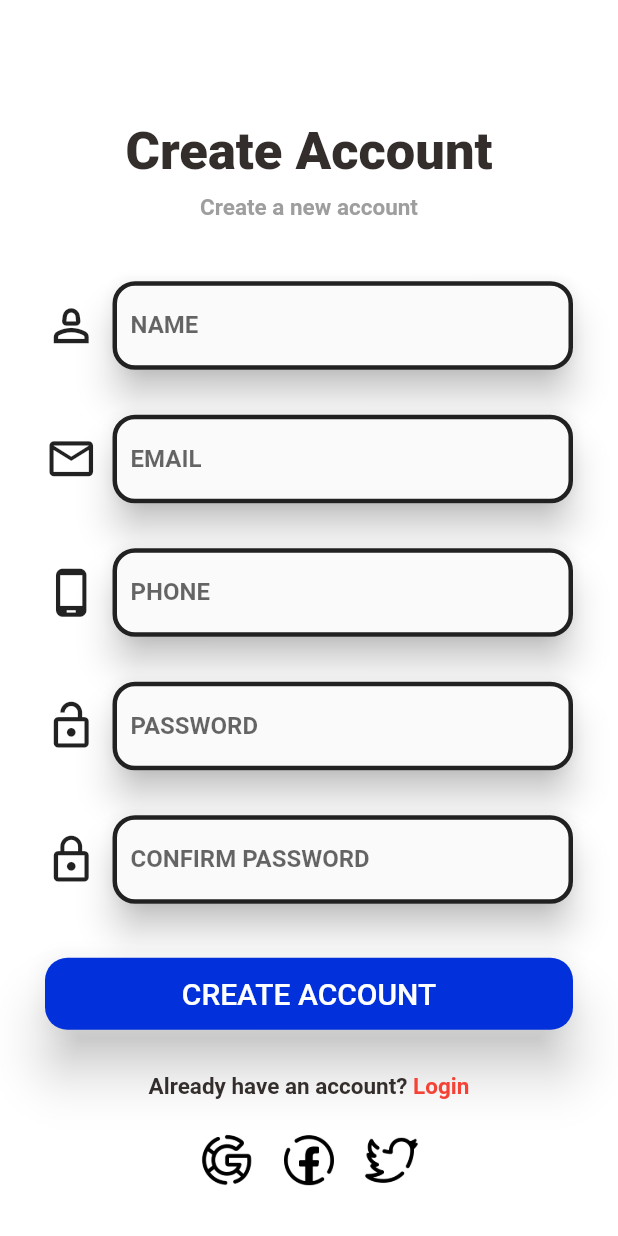
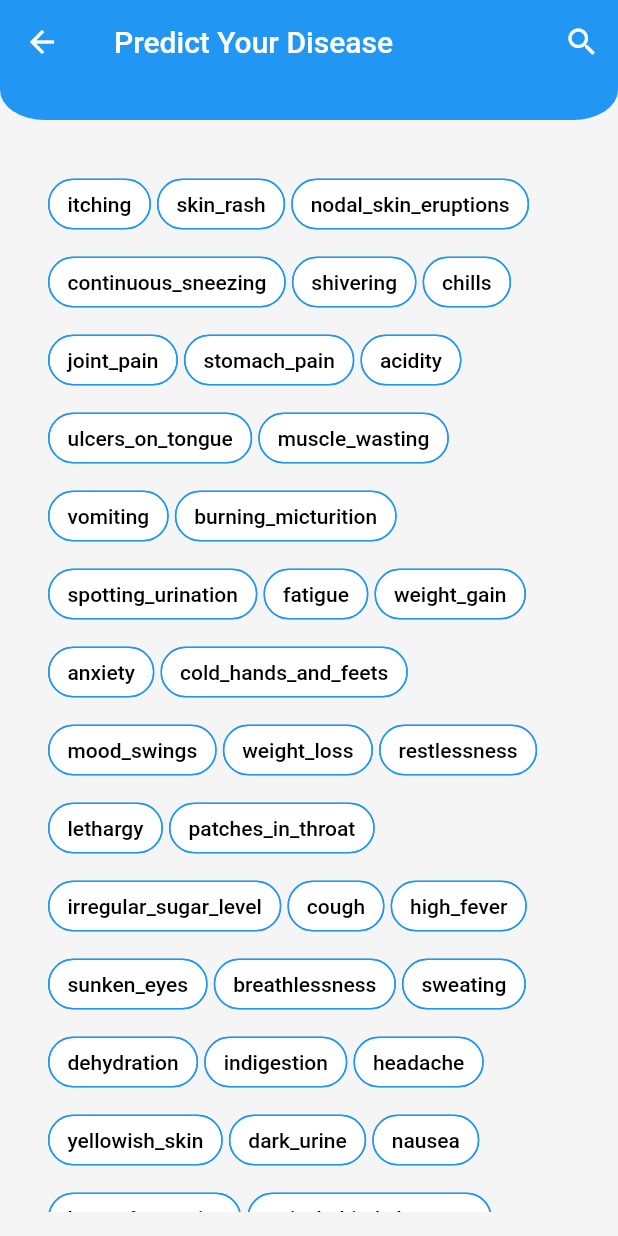
Before and after one commit to FoxxPratikSau/TeleMed, a Flutter app: the screen it shows after launch, after a tap on "Continue as Doctor", on a phone screen of 412 x 824 dp. Run offline on Flutter 3.47's test engine with Material 2 defaults, Android fonts, the phone set to English and light mode, and no system bars; our stand-ins replace animated_text_kit; project files that could hold a hidden picture were left out.

Commit message:
Symptom prediction

```diff
--- a/lib/screens/intro_page.dart
+++ b/lib/screens/intro_page.dart
@@ -3,6 +3,7 @@ import 'package:tele_med/constants.dart';
 import 'package:tele_med/components/rounded_button.dart';
 import 'package:animated_text_kit/animated_text_kit.dart';
 import 'package:tele_med/screens/signup_page.dart';
+import 'package:tele_med/symptoms1/symptoms_flask.dart';
 
 class IntroPage extends StatelessWidget {
   const IntroPage({super.key});
@@ -73,7 +74,7 @@ class IntroPage extends StatelessWidget {
                     Navigator.push(
                       context,
                       MaterialPageRoute(
-                        builder: (context) => const Signup(),
+                        builder: (context) => SymptomChecker(),
                       ),
                     );
                   }),
--- /dev/null
+++ b/lib/symptoms1/symptoms_flask.dart
@@ -0,0 +1,408 @@
+import 'package:flutter/material.dart';
+import 'package:http/http.dart' as http;
+import 'dart:convert';
+
+class SymptomChecker extends StatefulWidget {
+  @override
+  _SymptomCheckerState createState() => _SymptomCheckerState();
+}
+
+class _SymptomCheckerState extends State<SymptomChecker>
+    with TickerProviderStateMixin {
+  String? _disease;
+  final TextEditingController _searchQueryController = TextEditingController();
+  String _filter = '';
+  bool _isSearching = false;
+  late AnimationController _animationController;
+  final GlobalKey<AnimatedListState> _selectedSymptomListKey =
+      GlobalKey<AnimatedListState>();
+
+  @override
+  void initState() {
+    super.initState();
+    _animationController = AnimationController(
+      vsync: this,
+      duration: const Duration(milliseconds: 250),
+    );
+    _searchQueryController.addListener(() {
+      setState(() {
+        _filter = _searchQueryController.text;
+      });
+    });
+  }
+
+  @override
+  void dispose() {
+    _animationController.dispose();
+    _searchQueryController.dispose();
+    super.dispose();
+  }
+
+  // Add your symptom list here
+  List<String> symptomList = [
+    'itching',
+    'skin_rash',
+    'nodal_skin_eruptions',
+    'continuous_sneezing',
+    'shivering',
+    'chills',
+    'joint_pain',
+    'stomach_pain',
+    'acidity',
+    'ulcers_on_tongue',
+    'muscle_wasting',
+    'vomiting',
+    'burning_micturition',
+    'spotting_urination',
+    'fatigue',
+    'weight_gain',
+    'anxiety',
+    'cold_hands_and_feets',
+    'mood_swings',
+    'weight_loss',
+    'restlessness',
+    'lethargy',
+    'patches_in_throat',
+    'irregular_sugar_level',
+    'cough',
+    'high_fever',
+    'sunken_eyes',
+    'breathlessness',
+    'sweating',
+    'dehydration',
+    'indigestion',
+    'headache',
+    'yellowish_skin',
+    'dark_urine',
+    'nausea',
+    'loss_of_appetite',
+    'pain_behind_the_eyes',
+    'back_pain',
+    'constipation',
+    'abdominal_pain',
+    'diarrhoea',
+    'mild_fever',
+    'yellow_urine',
+    'yellowing_of_eyes',
+    'acute_liver_failure',
+    'fluid_overload',
+    'swelling_of_stomach',
+    'swelled_lymph_nodes',
+    'malaise',
+    'blurred_and_distorted_vision',
+    'phlegm',
+    'throat_irritation',
+    'redness_of_eyes',
+    'sinus_pressure',
+    'runny_nose',
+    'congestion',
+    'chest_pain',
+    'weakness_in_limbs',
+    'fast_heart_rate',
+    'pain_during_bowel_movements',
+    'pain_in_anal_region',
+    'bloody_stool',
+    'irritation_in_anus',
+    'neck_pain',
+    'dizziness',
+    'cramps',
+    'bruising',
+    'obesity',
+    'swollen_legs',
+    'swollen_blood_vessels',
+    'puffy_face_and_eyes',
+    'enlarged_thyroid',
+    'brittle_nails',
+    'swollen_extremeties',
+    'excessive_hunger',
+    'extra_marital_contacts',
+    'drying_and_tingling_lips',
+    'slurred_speech',
+    'knee_pain',
+    'hip_joint_pain',
+    'muscle_weakness',
+    'stiff_neck',
+    'swelling_joints',
+    'movement_stiffness',
+    'spinning_movements',
+    'loss_of_balance',
+    'unsteadiness',
+    'weakness_of_one_body_side',
+    'loss_of_smell',
+    'bladder_discomfort',
+    'foul_smell_of_urine',
+    'continuous_feel_of_urine',
+    'passage_of_gases',
+    'internal_itching',
+    'toxic_look_(typhos)',
+    'depression',
+    'irritability',
+    'muscle_pain',
+    'altered_sensorium',
+    'red_spots_over_body',
+    'belly_pain',
+    'abnormal_menstruation',
+    'dischromic_patches',
+    'watering_from_eyes',
+    'increased_appetite',
+    'polyuria',
+    'family_history',
+    'mucoid_sputum',
+    'rusty_sputum',
+    'lack_of_concentration',
+    'visual_disturbances',
+    'receiving_blood_transfusion',
+    'receiving_unsterile_injections',
+    'coma',
+    'stomach_bleeding',
+    'distention_of_abdomen',
+    'history_of_alcohol_consumption',
+    'fluid_overload',
+    'blood_in_sputum',
+    'prominent_veins_on_calf',
+    'palpitations',
+    'painful_walking',
+    'pus_filled_pimples',
+    'blackheads',
+    'scurring',
+    'skin_peeling',
+    'silver_like_dusting',
+    'small_dents_in_nails',
+    'inflammatory_nails',
+    'blister',
+    'red_sore_around_nose',
+    'yellow_crust_ooze',
+  ];
+
+  Map<String, bool> _symptomCheckboxes = {};
+
+  Future<void> _predictDisease(BuildContext context) async {
+    List<String> _symptoms = _symptomCheckboxes.keys
+        .where((symptom) => _symptomCheckboxes[symptom] == true)
+        .toList();
+
+    final response = await http.post(
+      Uri.parse('http://10.0.2.2:5000/predict'),
+      body: json.encode({'symptoms': _symptoms}),
+      headers: {'Content-Type': 'application/json'},
+    );
+
+    print('Response status: ${response.statusCode}');
+    print('Response body: ${response.body}');
+
+    if (response.statusCode == 200) {
+      setState(() {
+        _disease = json.decode(response.body)['disease'];
+        print('Disease name: $_disease');
+      });
+
+      // Show the custom disease dialog (you can create a separate method for this)
+      showDiseaseDialog(context);
+    } else {
+      throw Exception('Failed to predict disease');
+    }
+  }
+
+  void _clearAllSelectedSymptoms() {
+    setState(() {
+      _symptomCheckboxes.updateAll((key, value) => false);
+    });
+  }
+
+  @override
+  Widget build(BuildContext context) {
+    List<String> _filteredSymptoms = symptomList
+        .where(
+            (symptom) => symptom.toLowerCase().contains(_filter.toLowerCase()))
+        .toList();
+    bool anySymptomSelected =
+        _symptomCheckboxes.values.any((isSelected) => isSelected);
+
+    return Scaffold(
+      backgroundColor: Colors.grey[100],
+      appBar: PreferredSize(
+        preferredSize: Size.fromHeight(80),
+        child: AppBar(
+          titleSpacing: 20,
+          elevation: 0,
+          title: Text('Predict Your Disease'),
+          shape: RoundedRectangleBorder(
+            borderRadius: BorderRadius.vertical(
+              bottom: Radius.elliptical(
+                30,20,
+              ),
+            ),
+          ),
+          actions: [
+            IconButton(
+              icon: Icon(Icons.search),
+              onPressed: () {
+                setState(() {
+                  _isSearching = !_isSearching;
+                });
+              },
+            ),
+          ],
+        ),
+      ),
+      body: Padding(
+        padding: const EdgeInsets.all(16.0),
+        child: Column(
+          children: [
+            if (_isSearching)
+              Padding(
+                padding: EdgeInsets.all(16),
+                child: TextField(
+                  controller: _searchQueryController,
+                  decoration: InputDecoration(
+                    labelText: 'Search symptoms',
+                    hintText: 'Search symptoms',
+                    border: OutlineInputBorder(
+                      borderRadius: BorderRadius.circular(30),
+                    ),
+                    fillColor: Colors.white,
+                    filled: true,
+                  ),
+                ),
+              ),
+            Expanded(
+              child: SingleChildScrollView(
+                padding: const EdgeInsets.all(16.0),
+                child: Wrap(
+                  spacing: 4,
+                  runSpacing: 4,
+                  children: _filteredSymptoms.map((symptom) {
+                    return ChoiceChip(
+                      shape: RoundedRectangleBorder(
+                        borderRadius: BorderRadius.circular(20),
+                        side: BorderSide(color: Colors.blue),
+                      ),
+                      label: Text(symptom),
+                      backgroundColor: Colors.white,
+                      selectedColor: Colors.blue,
+                      labelStyle: TextStyle(
+                          color: _symptomCheckboxes[symptom] ?? false
+                              ? Colors.white
+                              : Colors.black),
+                      selected: _symptomCheckboxes[symptom] ?? false,
+                      onSelected: (bool selected) {
+                        setState(() {
+                          _symptomCheckboxes[symptom] = selected;
+                        });
+                      },
+                    );
+                  }).toList(),
+                ),
+              ),
+            ),
+            if (anySymptomSelected)
+              Align(
+                alignment: Alignment.bottomCenter,
+                child: Container(
+                  width: double.infinity,
+                  padding: EdgeInsets.symmetric(horizontal: 16, vertical: 8),
+                  decoration: BoxDecoration(
+                    border: Border.all(color: Colors.blue, width: 2),
+                    color: Colors.white,
+                  ),
+                  child: Stack(
+                    children: [
+                      Column(
+                        mainAxisSize: MainAxisSize.min,
+                        crossAxisAlignment: CrossAxisAlignment.start,
+                        children: [
+                          Padding(
+                            padding: const EdgeInsets.only(bottom: 8.0),
+                            child: Text(
+                              'Your selected symptoms are:',
+                              style: TextStyle(
+                                fontSize: 18,
+                                fontWeight: FontWeight.bold,
+                                color: Colors.blue,
+                              ),
+                            ),
+                          ),
+                          _buildSelectedSymptoms(),
+                          Row(
+                            mainAxisAlignment: MainAxisAlignment.end,
+                            children: [
+                              ElevatedButton(
+                                onPressed: () => _predictDisease(context),
+                                child: Text('Next'),
+                              ),
+                            ],
+                          ),
+                        ],
+                      ),
+                      Positioned(
+                        top: 0,
+                        right: 0,
+                        child: TextButton(
+                          onPressed: _clearAllSelectedSymptoms,
+                          child: Text(
+                            'Clear All',
+                            style: TextStyle(color: Colors.blue),
+                          ),
+                        ),
+                      ),
+                    ],
+                  ),
+                ),
+              ),
+          ],
+        ),
+      ),
+    );
+  }
+
+  void showDiseaseDialog(BuildContext context) {
+    showDialog(
+      context: context,
+      builder: (BuildContext context) {
+        return Dialog(
+          insetPadding: EdgeInsets.symmetric(horizontal: 30, vertical: 80),
+          shape: RoundedRectangleBorder(
+            borderRadius: BorderRadius.circular(20),
+          ),
+          child: Container(
+            padding: EdgeInsets.all(20),
+            child: Column(
+              mainAxisAlignment: MainAxisAlignment.spaceBetween,
+              children: [
+                Text(
+                  "Your Predicted Disease Is",
+                  style: TextStyle(fontSize: 24, fontWeight: FontWeight.bold),
+                ),
+                Text(
+                  _disease!,
+                  style: TextStyle(fontSize: 20, color: Colors.blue),
+                ),
+                ElevatedButton(
+                  onPressed: () => Navigator.of(context).pop(),
+                  child: Text('Close'),
+                ),
+              ],
+            ),
+          ),
+        );
+      },
+    );
+  }
+
+  Widget _buildSelectedSymptoms() {
+    List<Widget> selectedSymptomChips = _symptomCheckboxes.entries
+        .where((entry) => entry.value)
+        .map((entry) => Chip(
+              label: Text(entry.key),
+              backgroundColor: Colors.blue,
+              labelStyle: TextStyle(color: Colors.white),
+            ))
+        .toList();
+
+    return Wrap(
+      spacing: 8,
+      runSpacing: 8,
+      children: selectedSymptomChips,
+    );
+  }
+}
--- a/pubspec.yaml
+++ b/pubspec.yaml
@@ -35,6 +35,7 @@ dependencies:
   get: ^4.6.5
   provider: ^6.0.5
   tflite_flutter: ^0.7.0
+  http: ^0.13.5
 
 dev_dependencies:
   flutter_lints: ^2.0.0
```
Also changed, not shown: Symptom Model/Testing.csv (added, +43 -0 lines), lib/symptoms/checker_model.dart (deleted, +0 -43 lines), lib/symptoms/symptom_page.dart (deleted, +0 -102 lines), pubspec.lock, 5 other files.
